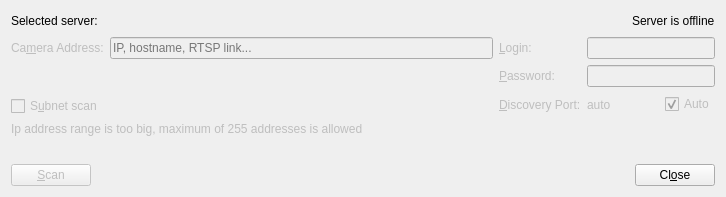
Qt form client/src/ui/dialogs/camera_addition_dialog.ui (networkoptix/nx_open) before a commit.
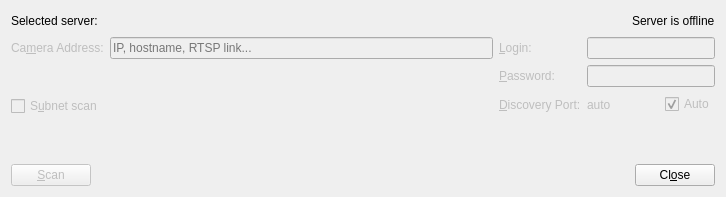
The same form after that commit. Custom widgets are drawn as their Qt base class.

Patch:
```diff
--- a/client/src/ui/dialogs/camera_addition_dialog.ui
+++ b/client/src/ui/dialogs/camera_addition_dialog.ui
@@ -406,7 +406,7 @@
        <item>
         <widget class="QLabel" name="validateLabelSearch">
          <property name="text">
-          <string>Ip address range is too big, maximum of 255 addresses is allowed</string>
+          <string/>
          </property>
         </widget>
        </item>
```
